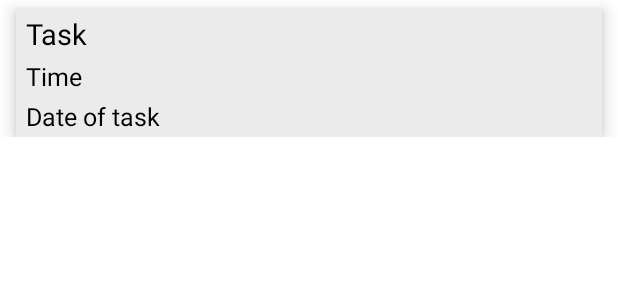
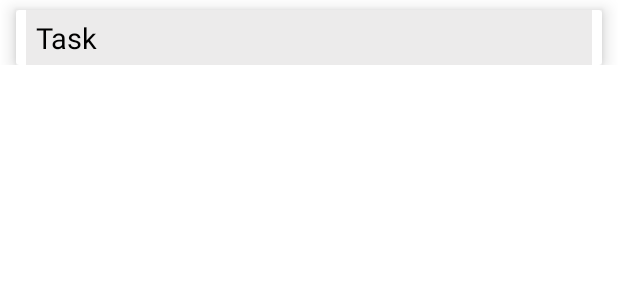
Before and after one commit to Pratik-Dhage/Task_App_In_Kotlin, an Android app: the layout lv_item_task.xml on its own in the app's theme, with its tools: preview values and no code run, on a phone screen of 412 x 824 dp. Shown: the top 300 px of the screen. Run offline under Robolectric (Android 15) with nearby library versions, the phone set to English and light mode, and no system bars.

Commit message:
task showing successfully

```diff
--- a/app/src/main/java/com/example/notes_app_in_kotlin/MainActivity.kt
+++ b/app/src/main/java/com/example/notes_app_in_kotlin/MainActivity.kt
@@ -91,7 +91,7 @@ class MainActivity : AppCompatActivity() {
         //CurrentUser(Green) click
         binding.clCurrentUser.setOnClickListener {
 
-            val id = intent.getStringExtra("id")
+            val id =Global.getStringFromSharedPref(this,"id")
             val j = Intent(this,TaskActivity::class.java)
             j.putExtra("id",id)
             startActivity(j)
--- a/app/src/main/java/com/example/notes_app_in_kotlin/adapter/TaskAdapter.kt
+++ b/app/src/main/java/com/example/notes_app_in_kotlin/adapter/TaskAdapter.kt
@@ -10,9 +10,9 @@ import com.example.notes_app_in_kotlin.databinding.LvItemUsersBinding
 import com.example.notes_app_in_kotlin.register.Users
 import com.example.notes_app_in_kotlin.tasks.Tasks
 
-class TaskAdapter : RecyclerView.Adapter<TaskAdapter.MyViewHolder>() {
+class TaskAdapter( private var list: ArrayList<Tasks>) : RecyclerView.Adapter<TaskAdapter.MyViewHolder>() {
 
-    var list: ArrayList<Tasks> =ArrayList()
+   // var list: ArrayList<Tasks> =ArrayList()
 
     override fun onCreateViewHolder(parent: ViewGroup, viewType: Int): MyViewHolder {
 
--- a/app/src/main/res/layout/lv_item_task.xml
+++ b/app/src/main/res/layout/lv_item_task.xml
@@ -20,6 +20,10 @@
 
             <androidx.constraintlayout.widget.ConstraintLayout
                 android:layout_width="match_parent"
+                android:paddingTop="@dimen/_2sdp"
+                android:layout_marginStart="@dimen/_5sdp"
+                android:layout_marginEnd="@dimen/_5sdp"
+                android:paddingBottom="@dimen/_2sdp"
                 android:background="@color/app_color_grey"
                 android:layout_height="wrap_content">
 
@@ -31,8 +35,9 @@
                     android:layout_marginStart="@dimen/_5sdp"
                     android:ellipsize="end"
                     android:paddingTop="@dimen/_2sdp"
+                    android:paddingBottom="@dimen/_2sdp"
                     android:maxLines="4"
-                    android:inputType="textLongMessage|textMultiLine"
+                    android:inputType="textMultiLine"
                     android:minLines="1"
                     android:maxLength="50"
                     android:textColor="@color/black"
@@ -41,7 +46,7 @@
                     app:layout_constraintTop_toTopOf="parent"
                     tools:text="Task" />
 
-                <TextView
+              <!--  <TextView
                     android:id="@+id/txtTime"
                     android:layout_width="wrap_content"
                     android:layout_height="wrap_content"
@@ -52,9 +57,9 @@
                     android:textSize="@dimen/subtitle_text_size"
                     app:layout_constraintStart_toStartOf="parent"
                     app:layout_constraintTop_toBottomOf="@+id/txtTask"
-                    tools:text="Time" />
+                    tools:text="Time" />-->
 
-                <TextView
+              <!--  <TextView
                     android:id="@+id/txtDate"
                     android:layout_width="wrap_content"
                     android:layout_height="wrap_content"
@@ -67,7 +72,7 @@
                     app:layout_constraintStart_toStartOf="parent"
                     app:layout_constraintTop_toBottomOf="@+id/txtTime"
                     tools:text="Date of task" />
-
+-->
 
             </androidx.constraintlayout.widget.ConstraintLayout>
 
```
Also changed, not shown: app/src/main/java/com/example/notes_app_in_kotlin/tasks/TaskActivity.kt (+64 -34 lines), app/src/main/java/com/example/notes_app_in_kotlin/tasks/WriteTaskActivity.kt (+8 -3 lines).
